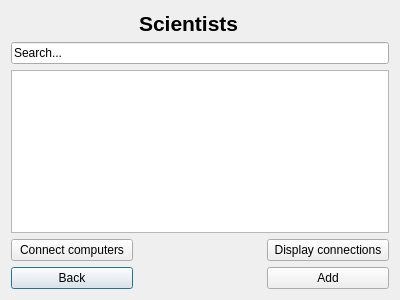
Above: scientistbase.ui from AndriM/Vika3 before the change. Below: the same form after it.
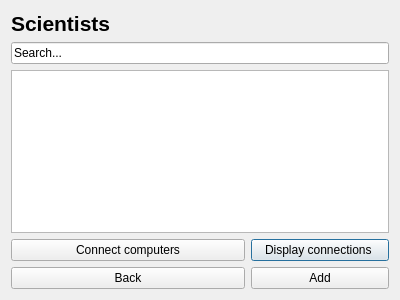
That is the form after the change.

Patch:
```diff
--- a/scientistbase.ui
+++ b/scientistbase.ui
@@ -14,31 +14,7 @@
    <string>Dialog</string>
   </property>
   <layout class="QGridLayout" name="gridLayout">
-   <item row="4" column="0">
-    <widget class="QPushButton" name="backButton">
-     <property name="text">
-      <string>Back</string>
-     </property>
-    </widget>
-   </item>
-   <item row="1" column="0" colspan="3">
-    <widget class="QLineEdit" name="searchLine">
-     <property name="text">
-      <string>Search...</string>
-     </property>
-    </widget>
-   </item>
-   <item row="4" column="2">
-    <widget class="QPushButton" name="addButton">
-     <property name="text">
-      <string>Add</string>
-     </property>
-    </widget>
-   </item>
-   <item row="2" column="0" colspan="3">
-    <widget class="QTableWidget" name="listTable"/>
-   </item>
-   <item row="0" column="1">
+   <item row="0" column="0">
     <widget class="QLabel" name="computerLabel">
      <property name="font">
       <font>
@@ -52,17 +28,41 @@
      </property>
     </widget>
    </item>
-   <item row="3" column="0">
+   <item row="2" column="0" colspan="3">
+    <widget class="QTableWidget" name="listTable"/>
+   </item>
+   <item row="1" column="0" colspan="3">
+    <widget class="QLineEdit" name="searchLine">
+     <property name="text">
+      <string>Search...</string>
+     </property>
+    </widget>
+   </item>
+   <item row="8" column="2">
+    <widget class="QPushButton" name="pushButton_2">
+     <property name="text">
+      <string>   Display connections    </string>
+     </property>
+    </widget>
+   </item>
+   <item row="9" column="2">
+    <widget class="QPushButton" name="addButton">
+     <property name="text">
+      <string>Add</string>
+     </property>
+    </widget>
+   </item>
+   <item row="8" column="0" colspan="2">
     <widget class="QPushButton" name="pushButton">
      <property name="text">
       <string>Connect computers</string>
      </property>
     </widget>
    </item>
-   <item row="3" column="2">
-    <widget class="QPushButton" name="pushButton_2">
+   <item row="9" column="0" colspan="2">
+    <widget class="QPushButton" name="backButton">
      <property name="text">
-      <string>Display connections</string>
+      <string>Back</string>
      </property>
     </widget>
    </item>
```
